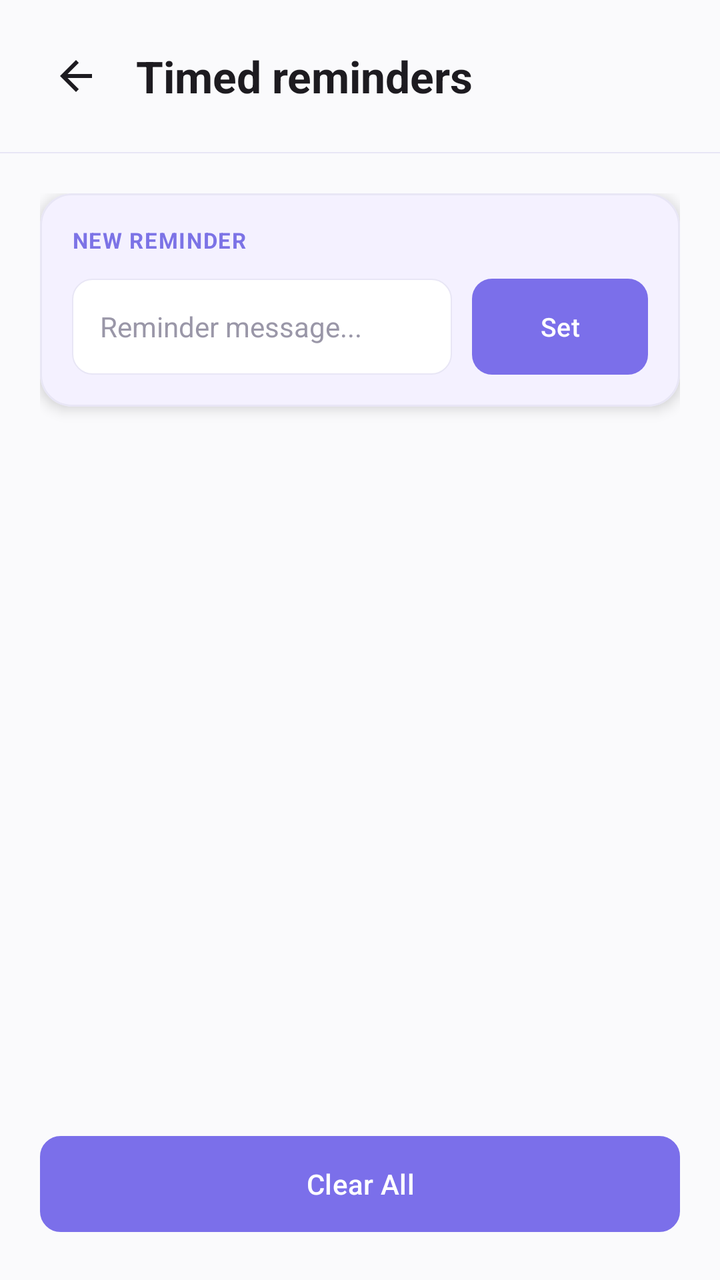
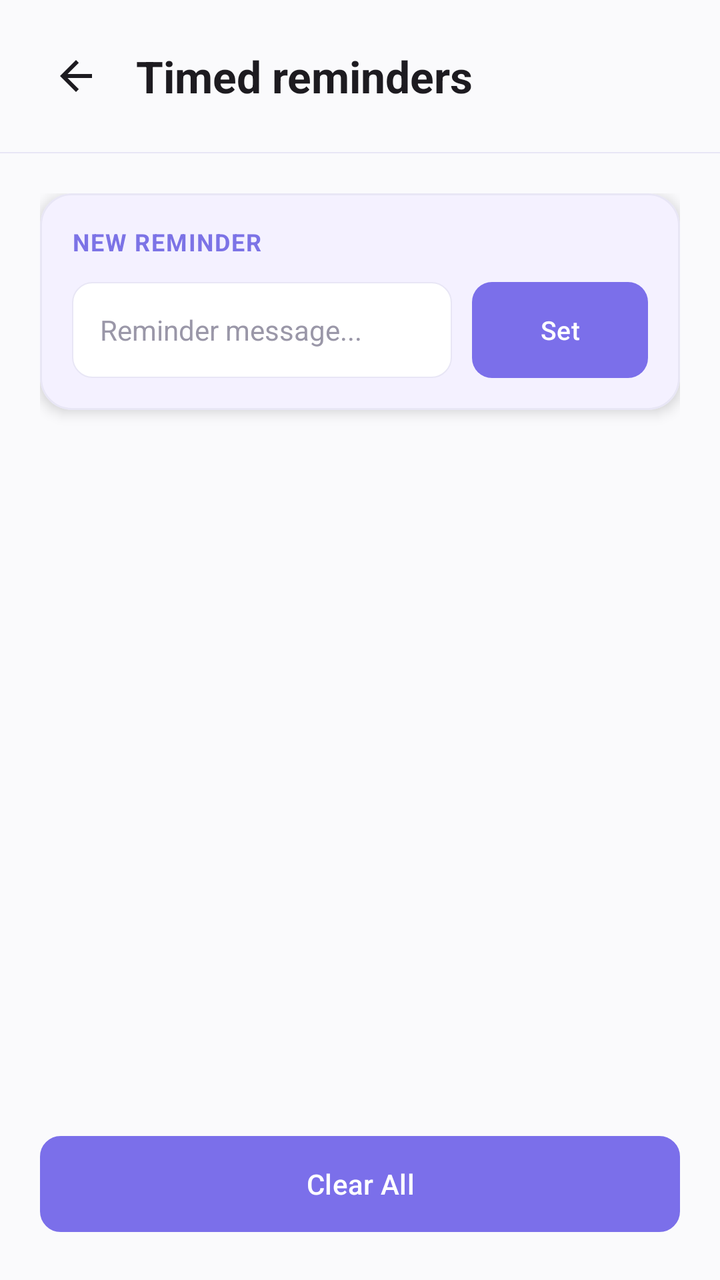

An Android layout rendered at two revisions. The XML below is the earlier revision; the diff shows what the commit changed to produce the second picture.
<!-- AndroidManifest.xml: application theme Theme.Reminder -->
<!-- res/layout/activity_timed_reminder.xml -->
<?xml version="1.0" encoding="utf-8"?>
<androidx.constraintlayout.widget.ConstraintLayout xmlns:android="http://schemas.android.com/apk/res/android"
    xmlns:app="http://schemas.android.com/apk/res-auto"
    android:layout_width="match_parent"
    android:layout_height="match_parent"
    android:background="@color/colorBackground">

    
    <RelativeLayout
        android:id="@+id/header"
        android:layout_width="0dp"
        android:layout_height="wrap_content"
        android:paddingHorizontal="20dp"
        android:paddingTop="24dp"
        android:paddingBottom="16dp"
        app:layout_constraintTop_toTopOf="parent"
        app:layout_constraintStart_toStartOf="parent"
        app:layout_constraintEnd_toEndOf="parent">

        <ImageView
            android:id="@+id/btnBack"
            android:layout_width="36dp"
            android:layout_height="36dp"
            android:src="@drawable/abc_ic_ab_back_material"
            android:padding="6dp"
            android:background="?attr/selectableItemBackgroundBorderless"
            android:layout_alignParentStart="true"
            android:layout_centerVertical="true"
            app:tint="?android:attr/textColorPrimary"
            android:contentDescription="Back" />

        <TextView
            android:layout_width="wrap_content"
            android:layout_height="wrap_content"
            android:layout_toEndOf="@id/btnBack"
            android:layout_marginStart="12dp"
            android:layout_centerVertical="true"
            android:text="Timed reminders"
            android:textColor="@color/colorTextPrimary"
            android:textSize="22sp"
            android:textStyle="bold" />
    </RelativeLayout>

    
    <View
        android:id="@+id/headerDivider"
        android:layout_width="0dp"
        android:layout_height="0.5dp"
        android:background="@color/colorDivider"
        app:layout_constraintTop_toBottomOf="@id/header"
        app:layout_constraintStart_toStartOf="parent"
        app:layout_constraintEnd_toEndOf="parent" />

    
    <androidx.core.widget.NestedScrollView
        android:id="@+id/scrollView"
        android:layout_width="0dp"
        android:layout_height="0dp"
        android:fillViewport="true"
        app:layout_constraintTop_toBottomOf="@id/headerDivider"
        app:layout_constraintBottom_toTopOf="@id/clearAllBtn"
        app:layout_constraintStart_toStartOf="parent"
        app:layout_constraintEnd_toEndOf="parent">

        <LinearLayout
            android:layout_width="match_parent"
            android:layout_height="wrap_content"
            android:orientation="vertical"
            android:paddingHorizontal="20dp"
            android:paddingTop="20dp"
            android:paddingBottom="24dp">

            
            <com.google.android.material.card.MaterialCardView
                style="?attr/materialCardViewFilledStyle"
                android:layout_width="match_parent"
                android:layout_height="wrap_content"
                android:layout_marginBottom="24dp"
                app:cardElevation="@dimen/card_elevation"
                app:cardCornerRadius="16dp"
                app:strokeWidth="@dimen/card_stroke_width"
                app:strokeColor="@color/colorDivider"
                app:cardBackgroundColor="@color/colorSurfaceVariant">

                <LinearLayout
                    android:layout_width="match_parent"
                    android:layout_height="wrap_content"
                    android:orientation="vertical"
                    android:padding="16dp">

                    <TextView
                        android:layout_width="wrap_content"
                        android:layout_height="wrap_content"
                        android:text="NEW REMINDER"
                        android:textColor="@color/colorTextMuted"
                        android:textSize="11sp"
                        android:textStyle="bold"
                        android:letterSpacing="0.05"
                        android:layout_marginBottom="12dp" />

                    <LinearLayout
                        android:layout_width="match_parent"
                        android:layout_height="wrap_content"
                        android:orientation="horizontal"
                        android:gravity="center_vertical">

                        <EditText
                            android:id="@+id/editTextReminder"
                            android:layout_width="0dp"
                            android:layout_height="48dp"
                            android:layout_weight="1"
                            android:background="@drawable/rounded_edittext"
                            android:hint="Reminder message..."
                            android:textColor="?android:attr/textColorPrimary"
                            android:textColorHint="@color/colorHint"
                            android:textSize="14sp"
                            android:paddingHorizontal="14dp"
                            android:paddingVertical="0dp"
                            android:inputType="text"
                            android:maxLines="1" />

                        <Button
                            android:id="@+id/btnSetReminderFull"
                            android:layout_width="wrap_content"
                            android:layout_height="48dp"
                            android:layout_marginStart="10dp"
                            android:background="@drawable/rounded_primary_button"
                            android:text="Set"
                            android:textColor="#FFFFFF"
                            android:textSize="13sp"
                            android:paddingHorizontal="18dp" />
                    </LinearLayout>
                </LinearLayout>
            </com.google.android.material.card.MaterialCardView>

            
            <TextView
                android:id="@+id/pendingLabel"
                android:layout_width="match_parent"
                android:layout_height="wrap_content"
                android:text="PENDING REMINDERS"
                android:textColor="@color/colorTextMuted"
                android:textSize="11sp"
                android:textStyle="bold"
                android:letterSpacing="0.08"
                android:layout_marginBottom="8dp"
                android:visibility="gone" />

            <TextView
                android:id="@+id/txtNoPendingReminders"
                android:layout_width="match_parent"
                android:layout_height="wrap_content"
                android:text="No pending reminders"
                android:textColor="@color/colorTextSecondary"
                android:textSize="13sp"
                android:layout_marginBottom="16dp"
                android:visibility="gone"
                android:paddingVertical="12dp" />

            <androidx.recyclerview.widget.RecyclerView
                android:id="@+id/rv_pending_reminders"
                android:layout_width="match_parent"
                android:layout_height="wrap_content"
                android:layout_marginBottom="16dp"
                android:nestedScrollingEnabled="false" />

            
            <TextView
                android:id="@+id/expiredLabel"
                android:layout_width="match_parent"
                android:layout_height="wrap_content"
                android:text="EXPIRED REMINDERS"
                android:textColor="@color/colorTextMuted"
                android:textSize="11sp"
                android:textStyle="bold"
                android:letterSpacing="0.08"
                android:layout_marginTop="12dp"
                android:layout_marginBottom="8dp"
                android:visibility="gone" />

            <TextView
                android:id="@+id/txtNoExpiredReminders"
                android:layout_width="match_parent"
                android:layout_height="wrap_content"
                android:text="No expired reminders"
                android:textColor="@color/colorTextSecondary"
                android:textSize="13sp"
                android:visibility="gone"
                android:paddingVertical="12dp" />

            <androidx.recyclerview.widget.RecyclerView
                android:id="@+id/rv_expired_reminders"
                android:layout_width="match_parent"
                android:layout_height="wrap_content"
                android:nestedScrollingEnabled="false" />

        </LinearLayout>
    </androidx.core.widget.NestedScrollView>

    
    <Button
        android:id="@+id/clearAllBtn"
        android:layout_width="0dp"
        android:layout_height="48dp"
        android:layout_marginHorizontal="20dp"
        android:layout_marginBottom="24dp"
        android:background="@drawable/rounded_secondary_button"
        android:text="@string/clear_all"
        android:textColor="#FFFFFF"
        android:textSize="14sp"
        app:layout_constraintBottom_toBottomOf="parent"
        app:layout_constraintStart_toStartOf="parent"
        app:layout_constraintEnd_toEndOf="parent" />

</androidx.constraintlayout.widget.ConstraintLayout>
<!-- resources referenced by this layout -->
<resources>
  <color name="colorBackground">@color/light_background</color>
  <color name="colorDivider">@color/light_divider</color>
  <color name="colorHint">#9A97A8</color>
  <color name="colorSurfaceVariant">@color/light_surface_variant</color>
  <color name="colorTextMuted">@color/light_text_muted</color>
  <color name="colorTextPrimary">@color/light_text_primary</color>
  <color name="colorTextSecondary">@color/light_text_secondary</color>
  <dimen name="card_elevation">4dp</dimen>
  <dimen name="card_stroke_width">1dp</dimen>
  <!-- drawable rounded_edittext (drawable) -->
  <?xml version="1.0" encoding="utf-8"?>
  <shape xmlns:android="http://schemas.android.com/apk/res/android"
      android:shape="rectangle">
      <solid android:color="@color/colorInputBackground" />
      <stroke android:width="0.5dp" android:color="@color/colorInputBorder" />
      <corners android:radius="10dp" />
  </shape>
  <!-- drawable rounded_primary_button (drawable) -->
  <?xml version="1.0" encoding="utf-8"?>
  <shape xmlns:android="http://schemas.android.com/apk/res/android"
      android:shape="rectangle">
      <gradient
          android:startColor="@color/colorButtonGradientStart"
          android:endColor="@color/colorButtonGradientEnd"
          android:angle="0" />
      <corners android:radius="10dp" />
  </shape>
  <!-- drawable rounded_secondary_button (drawable) -->
  <?xml version="1.0" encoding="utf-8"?>
  <shape xmlns:android="http://schemas.android.com/apk/res/android"
      android:shape="rectangle">
      <solid android:color="#2A1A1A" />
      <stroke android:width="0.5dp" android:color="#3A2020" />
      <corners android:radius="10dp" />
  </shape>
  <string name="clear_all">Clear All</string>
  <style name="Theme.Reminder" parent="Theme.Material3.DayNight.NoActionBar">
          <item name="colorPrimary">@color/accent_purple</item>
          <item name="colorOnPrimary">@color/white</item>
          <item name="colorSecondary">@color/accent_purple</item>
          <item name="colorOnSecondary">@color/white</item>
          <item name="android:statusBarColor">@color/colorBackground</item>
          <item name="android:windowLightStatusBar" tools:targetApi="m">true</item>
          <item name="android:timePickerMode">spinner</item>
  
          
          <item name="android:windowBackground">@color/light_background</item>
          <item name="colorSurface">@color/light_surface</item>
          <item name="colorOnSurface">@color/light_text_primary</item>
      </style>
  <color name="light_background">#FAFAFC</color>
  <color name="light_divider">#E8E6F5</color>
  <color name="light_surface_variant">#F4F1FF</color>
  <color name="light_text_muted">#7C73E6</color>
  <color name="light_text_primary">#1D1B20</color>
  <color name="light_text_secondary">#49454F</color>
  <color name="colorInputBackground">@color/light_input_bg</color>
  <color name="colorInputBorder">@color/light_input_border</color>
  <color name="colorButtonGradientStart">@color/light_button_gradient_start</color>
  <color name="colorButtonGradientEnd">@color/light_button_gradient_end</color>
  <color name="accent_purple">@color/colorAccent</color>
  <color name="white">#FFFFFFFF</color>
  <color name="light_surface">#FFFFFF</color>
  <color name="light_input_bg">#FFFFFF</color>
  <color name="light_input_border">#E8E6F5</color>
  <color name="light_button_gradient_start">#7B6FEA</color>
  <color name="light_button_gradient_end">#7B6FEA</color>
  <color name="colorAccent">@color/light_primary</color>
  <color name="light_primary">#7B6FEA</color>
</resources>

<!-- the commit's change to res/layout/activity_timed_reminder.xml (unified diff, before → after) -->
@@ -93,7 +93,7 @@
                         android:layout_height="wrap_content"
                         android:text="NEW REMINDER"
                         android:textColor="@color/colorTextMuted"
-                        android:textSize="11sp"
+                        android:textSize="12sp"
                         android:textStyle="bold"
                         android:letterSpacing="0.05"
                         android:layout_marginBottom="12dp" />
@@ -140,7 +140,7 @@
                 android:layout_height="wrap_content"
                 android:text="PENDING REMINDERS"
                 android:textColor="@color/colorTextMuted"
-                android:textSize="11sp"
+                android:textSize="12sp"
                 android:textStyle="bold"
                 android:letterSpacing="0.08"
                 android:layout_marginBottom="8dp"
@@ -171,7 +171,7 @@
                 android:layout_height="wrap_content"
                 android:text="EXPIRED REMINDERS"
                 android:textColor="@color/colorTextMuted"
-                android:textSize="11sp"
+                android:textSize="12sp"
                 android:textStyle="bold"
                 android:letterSpacing="0.08"
                 android:layout_marginTop="12dp"
<!-- resource entries referenced after the edit -->
@@ -19,22 +19,39 @@
   </shape>
   <!-- drawable rounded_primary_button (drawable) -->
   <?xml version="1.0" encoding="utf-8"?>
-  <shape xmlns:android="http://schemas.android.com/apk/res/android"
-      android:shape="rectangle">
-      <gradient
-          android:startColor="@color/colorButtonGradientStart"
-          android:endColor="@color/colorButtonGradientEnd"
-          android:angle="0" />
-      <corners android:radius="10dp" />
-  </shape>
+  <ripple xmlns:android="http://schemas.android.com/apk/res/android"
+      android:color="?attr/colorControlHighlight">
+      <item android:id="@android:id/mask">
+          <shape android:shape="rectangle">
+              <solid android:color="@android:color/white" />
+              <corners android:radius="10dp" />
+          </shape>
+      </item>
+      <item>
+          <shape android:shape="rectangle">
+              <solid android:color="@color/colorAccent" />
+              <corners android:radius="10dp" />
+          </shape>
+      </item>
+  </ripple>
   <!-- drawable rounded_secondary_button (drawable) -->
   <?xml version="1.0" encoding="utf-8"?>
-  <shape xmlns:android="http://schemas.android.com/apk/res/android"
-      android:shape="rectangle">
-      <solid android:color="#2A1A1A" />
-      <stroke android:width="0.5dp" android:color="#3A2020" />
-      <corners android:radius="10dp" />
-  </shape>
+  <ripple xmlns:android="http://schemas.android.com/apk/res/android"
+      android:color="?attr/colorControlHighlight">
+      <item android:id="@android:id/mask">
+          <shape android:shape="rectangle">
+              <solid android:color="@android:color/white" />
+              <corners android:radius="10dp" />
+          </shape>
+      </item>
+      <item>
+          <shape android:shape="rectangle">
+              <solid android:color="#2A1A1A" />
+              <stroke android:width="0.5dp" android:color="#3A2020" />
+              <corners android:radius="10dp" />
+          </shape>
+      </item>
+  </ripple>
   <string name="clear_all">Clear All</string>
   <style name="Theme.Reminder" parent="Theme.Material3.DayNight.NoActionBar">
           <item name="colorPrimary">@color/accent_purple</item>
@@ -58,15 +75,11 @@
   <color name="light_text_secondary">#49454F</color>
   <color name="colorInputBackground">@color/light_input_bg</color>
   <color name="colorInputBorder">@color/light_input_border</color>
-  <color name="colorButtonGradientStart">@color/light_button_gradient_start</color>
-  <color name="colorButtonGradientEnd">@color/light_button_gradient_end</color>
   <color name="accent_purple">@color/colorAccent</color>
   <color name="white">#FFFFFFFF</color>
   <color name="light_surface">#FFFFFF</color>
   <color name="light_input_bg">#FFFFFF</color>
   <color name="light_input_border">#E8E6F5</color>
-  <color name="light_button_gradient_start">#7B6FEA</color>
-  <color name="light_button_gradient_end">#7B6FEA</color>
   <color name="colorAccent">@color/light_primary</color>
   <color name="light_primary">#7B6FEA</color>
 </resources>
